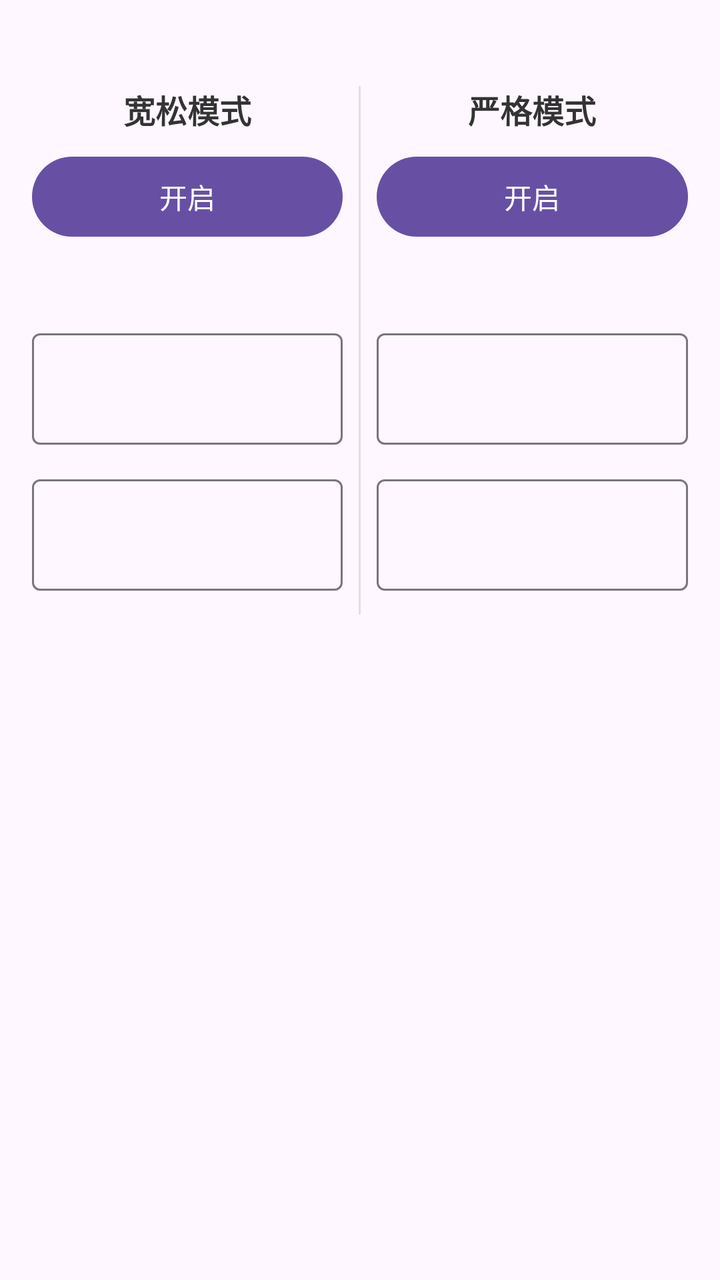
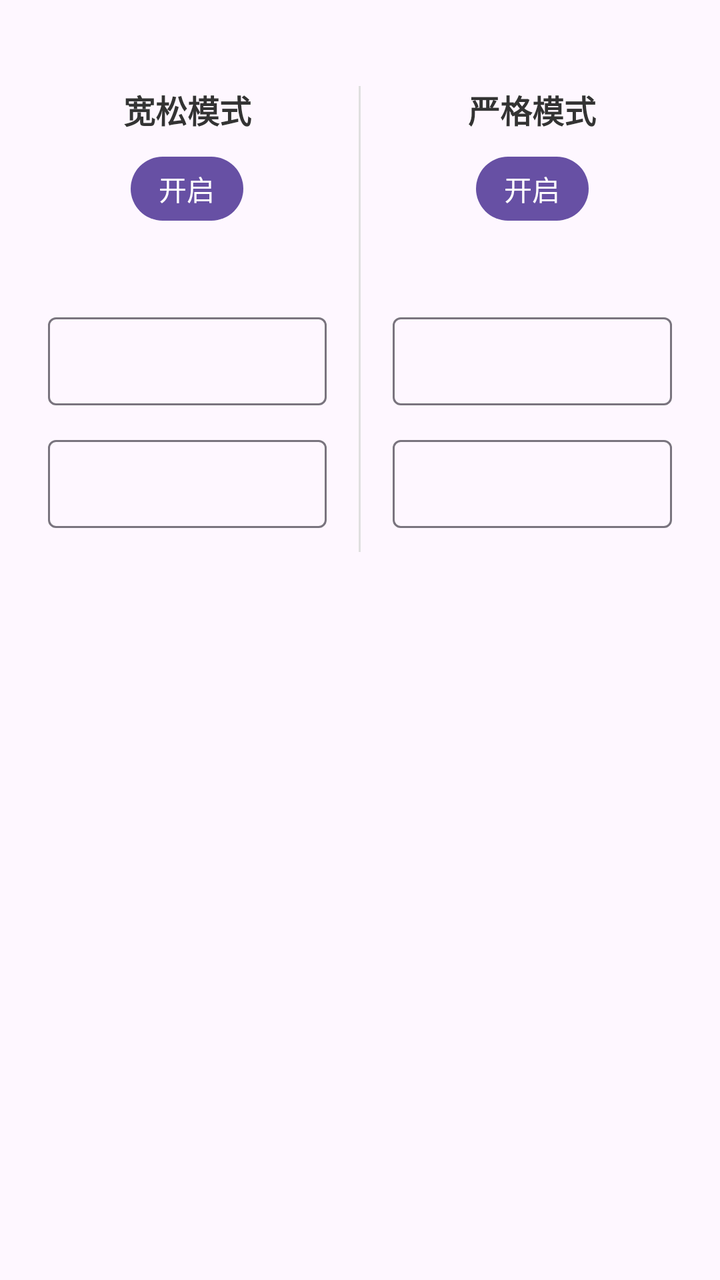

Compare the two renders of this Android layout. The source of the first and the diff that turns it into the second are given below.
<!-- AndroidManifest.xml: application theme Theme.Basic -->
<!-- res/layout/dialog_leisure_time.xml -->
<?xml version="1.0" encoding="utf-8"?>
<LinearLayout xmlns:android="http://schemas.android.com/apk/res/android"
    xmlns:app="http://schemas.android.com/apk/res-auto"
    android:layout_width="match_parent"
    android:layout_height="wrap_content"
    android:orientation="vertical"
    android:paddingStart="16dp"
    android:paddingTop="8dp"
    android:paddingEnd="16dp"
    android:paddingBottom="8dp">

    <TextView
        android:id="@+id/tv_leisure_description"
        android:layout_width="match_parent"
        android:layout_height="wrap_content"
        android:layout_marginBottom="16dp"
        android:textColor="#666666"
        android:textSize="14sp" />

    <LinearLayout
        android:layout_width="match_parent"
        android:layout_height="wrap_content"
        android:baselineAligned="false"
        android:orientation="horizontal">

        <LinearLayout
            android:layout_width="0dp"
            android:layout_height="wrap_content"
            android:layout_weight="1"
            android:orientation="vertical"
            android:paddingEnd="8dp">

            <TextView
                android:layout_width="match_parent"
                android:layout_height="wrap_content"
                android:layout_marginBottom="8dp"
                android:gravity="center"
                android:text="宽松模式"
                android:textColor="#333333"
                android:textSize="16sp"
                android:textStyle="bold" />

            <Button
                android:id="@+id/btn_start_relaxed_leisure_time"
                style="@style/Widget.Material3.Button"
                android:layout_width="match_parent"
                android:layout_height="wrap_content"
                android:minWidth="0dp"
                android:text="开启" />

            <TextView
                android:id="@+id/tv_relaxed_leisure_remaining_count"
                android:layout_width="match_parent"
                android:layout_height="wrap_content"
                android:layout_marginTop="4dp"
                android:layout_marginBottom="16dp"
                android:gravity="center"
                android:textColor="#666666"
                android:textSize="14sp" />

            <com.google.android.material.textfield.TextInputLayout
                android:id="@+id/layout_relaxed_leisure_duration"
                style="@style/Widget.Material3.TextInputLayout.OutlinedBox"
                android:layout_width="match_parent"
                android:layout_height="wrap_content"
                android:layout_marginBottom="12dp"
                app:suffixText="分钟">

                <com.google.android.material.textfield.TextInputEditText
                    android:id="@+id/et_relaxed_leisure_duration"
                    android:layout_width="match_parent"
                    android:layout_height="wrap_content"
                    android:inputType="number"
                    android:maxLines="1"
                    android:textSize="16sp" />

            </com.google.android.material.textfield.TextInputLayout>

            <com.google.android.material.textfield.TextInputLayout
                android:id="@+id/layout_relaxed_leisure_count"
                style="@style/Widget.Material3.TextInputLayout.OutlinedBox"
                android:layout_width="match_parent"
                android:layout_height="wrap_content"
                android:layout_marginBottom="12dp"
                app:suffixText="次">

                <com.google.android.material.textfield.TextInputEditText
                    android:id="@+id/et_relaxed_leisure_count"
                    android:layout_width="match_parent"
                    android:layout_height="wrap_content"
                    android:inputType="number"
                    android:maxLines="1"
                    android:textSize="16sp" />

            </com.google.android.material.textfield.TextInputLayout>

        </LinearLayout>

        <View
            android:layout_width="1dp"
            android:layout_height="match_parent"
            android:background="#E0E0E0" />

        <LinearLayout
            android:layout_width="0dp"
            android:layout_height="wrap_content"
            android:layout_weight="1"
            android:orientation="vertical"
            android:paddingStart="8dp">

            <TextView
                android:layout_width="match_parent"
                android:layout_height="wrap_content"
                android:layout_marginBottom="8dp"
                android:gravity="center"
                android:text="严格模式"
                android:textColor="#333333"
                android:textSize="16sp"
                android:textStyle="bold" />

            <Button
                android:id="@+id/btn_start_strict_leisure_time"
                style="@style/Widget.Material3.Button"
                android:layout_width="match_parent"
                android:layout_height="wrap_content"
                android:minWidth="0dp"
                android:text="开启" />

            <TextView
                android:id="@+id/tv_strict_leisure_remaining_count"
                android:layout_width="match_parent"
                android:layout_height="wrap_content"
                android:layout_marginTop="4dp"
                android:layout_marginBottom="16dp"
                android:gravity="center"
                android:textColor="#666666"
                android:textSize="14sp" />

            <com.google.android.material.textfield.TextInputLayout
                android:id="@+id/layout_strict_leisure_duration"
                style="@style/Widget.Material3.TextInputLayout.OutlinedBox"
                android:layout_width="match_parent"
                android:layout_height="wrap_content"
                android:layout_marginBottom="12dp"
                app:suffixText="分钟">

                <com.google.android.material.textfield.TextInputEditText
                    android:id="@+id/et_strict_leisure_duration"
                    android:layout_width="match_parent"
                    android:layout_height="wrap_content"
                    android:inputType="number"
                    android:maxLines="1"
                    android:textSize="16sp" />

            </com.google.android.material.textfield.TextInputLayout>

            <com.google.android.material.textfield.TextInputLayout
                android:id="@+id/layout_strict_leisure_count"
                style="@style/Widget.Material3.TextInputLayout.OutlinedBox"
                android:layout_width="match_parent"
                android:layout_height="wrap_content"
                android:layout_marginBottom="12dp"
                app:suffixText="次">

                <com.google.android.material.textfield.TextInputEditText
                    android:id="@+id/et_strict_leisure_count"
                    android:layout_width="match_parent"
                    android:layout_height="wrap_content"
                    android:inputType="number"
                    android:maxLines="1"
                    android:textSize="16sp" />

            </com.google.android.material.textfield.TextInputLayout>

        </LinearLayout>

    </LinearLayout>
</LinearLayout>
<!-- resources referenced by this layout -->
<resources>
  <style name="Theme.Basic" parent="Base.Theme.Basic" />
  <style name="Base.Theme.Basic" parent="Theme.Material3.DayNight.NoActionBar">
          
          
      </style>
</resources>

<!-- the commit's change to res/layout/dialog_leisure_time.xml (unified diff, before → after) -->
@@ -3,6 +3,8 @@
     xmlns:app="http://schemas.android.com/apk/res-auto"
     android:layout_width="match_parent"
     android:layout_height="wrap_content"
+    android:focusable="true"
+    android:focusableInTouchMode="true"
     android:orientation="vertical"
     android:paddingStart="16dp"
     android:paddingTop="8dp"
@@ -43,9 +45,15 @@
             <Button
                 android:id="@+id/btn_start_relaxed_leisure_time"
                 style="@style/Widget.Material3.Button"
-                android:layout_width="match_parent"
-                android:layout_height="wrap_content"
+                android:layout_width="wrap_content"
+                android:layout_height="40dp"
+                android:layout_gravity="center_horizontal"
                 android:minWidth="0dp"
+                android:minHeight="0dp"
+                android:paddingStart="14dp"
+                android:paddingTop="0dp"
+                android:paddingEnd="14dp"
+                android:paddingBottom="0dp"
                 android:text="开启" />
 
             <TextView
@@ -63,16 +71,21 @@
                 style="@style/Widget.Material3.TextInputLayout.OutlinedBox"
                 android:layout_width="match_parent"
                 android:layout_height="wrap_content"
+                android:layout_marginStart="8dp"
+                android:layout_marginEnd="8dp"
                 android:layout_marginBottom="12dp"
                 app:suffixText="分钟">
 
                 <com.google.android.material.textfield.TextInputEditText
                     android:id="@+id/et_relaxed_leisure_duration"
                     android:layout_width="match_parent"
-                    android:layout_height="wrap_content"
-                    android:inputType="number"
-                    android:maxLines="1"
-                    android:textSize="16sp" />
+                    android:layout_height="44dp"
+                    android:inputType="number"
+                    android:maxLines="1"
+                    android:minHeight="0dp"
+                    android:paddingTop="4dp"
+                    android:paddingBottom="4dp"
+                    android:textSize="15sp" />
 
             </com.google.android.material.textfield.TextInputLayout>
 
@@ -81,16 +94,21 @@
                 style="@style/Widget.Material3.TextInputLayout.OutlinedBox"
                 android:layout_width="match_parent"
                 android:layout_height="wrap_content"
+                android:layout_marginStart="8dp"
+                android:layout_marginEnd="8dp"
                 android:layout_marginBottom="12dp"
                 app:suffixText="次">
 
                 <com.google.android.material.textfield.TextInputEditText
                     android:id="@+id/et_relaxed_leisure_count"
                     android:layout_width="match_parent"
-                    android:layout_height="wrap_content"
-                    android:inputType="number"
-                    android:maxLines="1"
-                    android:textSize="16sp" />
+                    android:layout_height="44dp"
+                    android:inputType="number"
+                    android:maxLines="1"
+                    android:minHeight="0dp"
+                    android:paddingTop="4dp"
+                    android:paddingBottom="4dp"
+                    android:textSize="15sp" />
 
             </com.google.android.material.textfield.TextInputLayout>
 
@@ -121,9 +139,15 @@
             <Button
                 android:id="@+id/btn_start_strict_leisure_time"
                 style="@style/Widget.Material3.Button"
-                android:layout_width="match_parent"
-                android:layout_height="wrap_content"
+                android:layout_width="wrap_content"
+                android:layout_height="40dp"
+                android:layout_gravity="center_horizontal"
                 android:minWidth="0dp"
+                android:minHeight="0dp"
+                android:paddingStart="14dp"
+                android:paddingTop="0dp"
+                android:paddingEnd="14dp"
+                android:paddingBottom="0dp"
                 android:text="开启" />
 
             <TextView
@@ -141,16 +165,21 @@
                 style="@style/Widget.Material3.TextInputLayout.OutlinedBox"
                 android:layout_width="match_parent"
                 android:layout_height="wrap_content"
+                android:layout_marginStart="8dp"
+                android:layout_marginEnd="8dp"
                 android:layout_marginBottom="12dp"
                 app:suffixText="分钟">
 
                 <com.google.android.material.textfield.TextInputEditText
                     android:id="@+id/et_strict_leisure_duration"
                     android:layout_width="match_parent"
-                    android:layout_height="wrap_content"
-                    android:inputType="number"
-                    android:maxLines="1"
-                    android:textSize="16sp" />
+                    android:layout_height="44dp"
+                    android:inputType="number"
+                    android:maxLines="1"
+                    android:minHeight="0dp"
+                    android:paddingTop="4dp"
+                    android:paddingBottom="4dp"
+                    android:textSize="15sp" />
 
             </com.google.android.material.textfield.TextInputLayout>
 
@@ -159,16 +188,21 @@
                 style="@style/Widget.Material3.TextInputLayout.OutlinedBox"
                 android:layout_width="match_parent"
                 android:layout_height="wrap_content"
+                android:layout_marginStart="8dp"
+                android:layout_marginEnd="8dp"
                 android:layout_marginBottom="12dp"
                 app:suffixText="次">
 
                 <com.google.android.material.textfield.TextInputEditText
                     android:id="@+id/et_strict_leisure_count"
                     android:layout_width="match_parent"
-                    android:layout_height="wrap_content"
-                    android:inputType="number"
-                    android:maxLines="1"
-                    android:textSize="16sp" />
+                    android:layout_height="44dp"
+                    android:inputType="number"
+                    android:maxLines="1"
+                    android:minHeight="0dp"
+                    android:paddingTop="4dp"
+                    android:paddingBottom="4dp"
+                    android:textSize="15sp" />
 
             </com.google.android.material.textfield.TextInputLayout>
 
